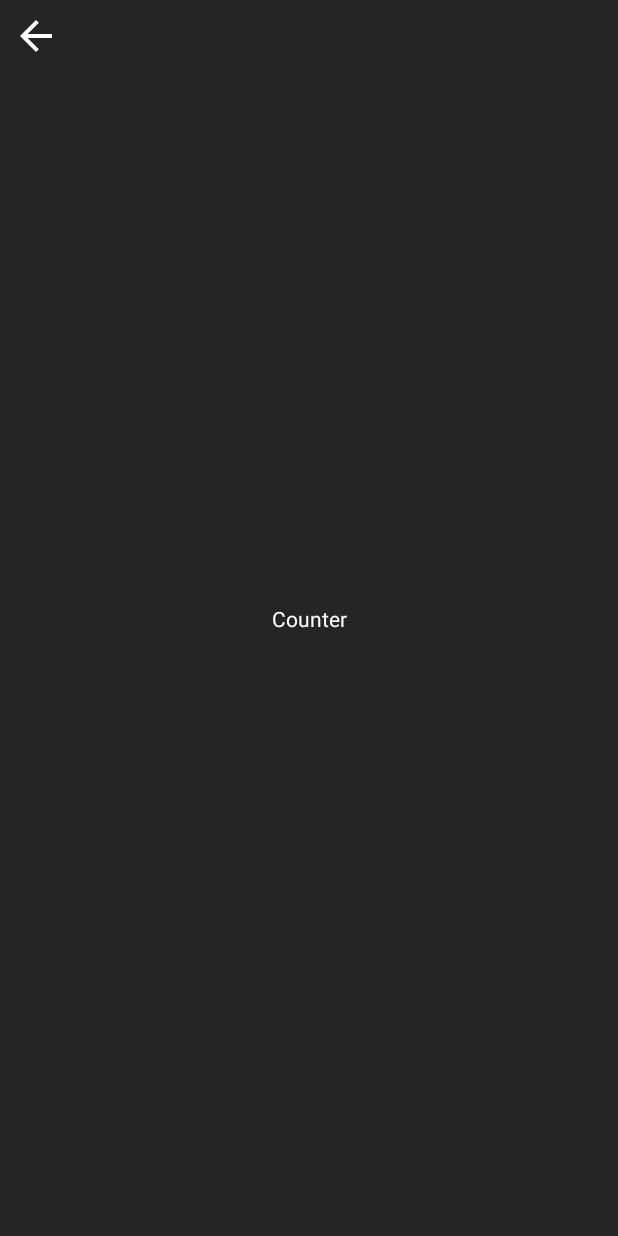
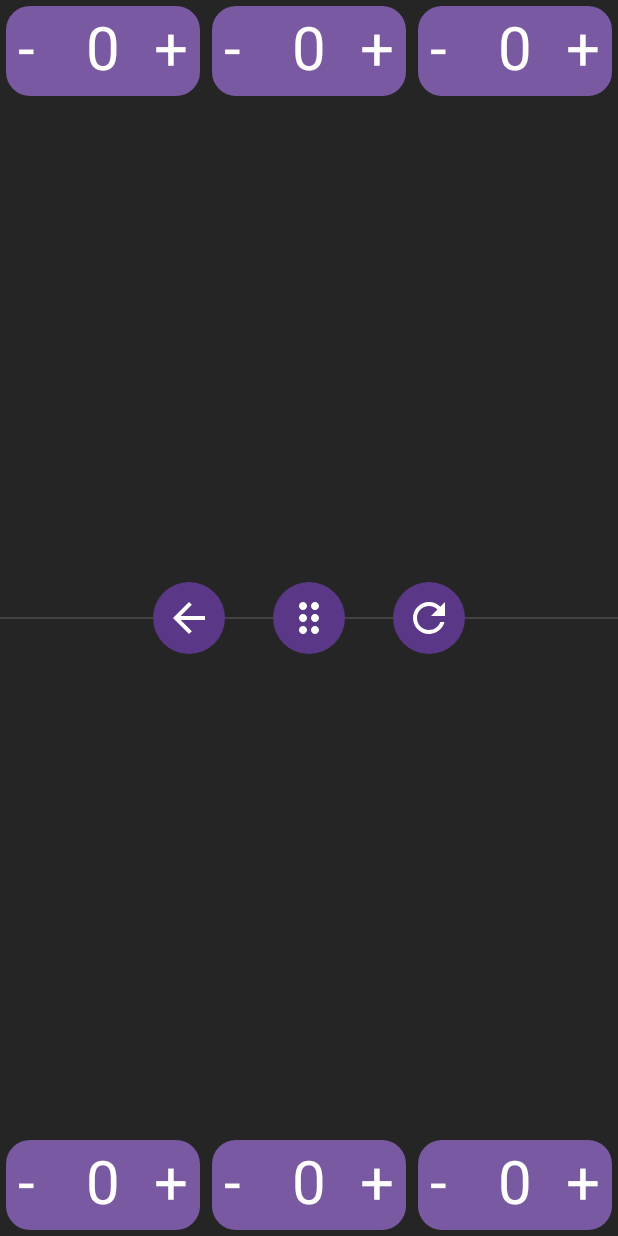
Before and after one commit to atschutz/scrybary, an Android app: the CounterFragment screen opened through its navigation route, on a phone screen of 412 x 824 dp. Before the commit the screen is almost empty. Run offline under Robolectric (Android 15) with nearby library versions, the phone set to English and light mode, and no system bars.

Commit message:
Partially created layout for counter screen. Added counter and center buttons.

```diff
--- /dev/null
+++ b/app/src/main/java/com/alexschutz/scrybary/view/CounterButton.kt
@@ -0,0 +1,32 @@
+package com.alexschutz.scrybary.view
+
+import android.content.Context
+import android.util.AttributeSet
+import android.widget.TextView
+import androidx.constraintlayout.widget.ConstraintLayout
+import com.alexschutz.scrybary.R
+
+class CounterButton(context: Context, attrs: AttributeSet) : ConstraintLayout(context, attrs) {
+
+    init {
+        inflate(context, R.layout.counter_button, this)
+
+        val number = findViewById<TextView>(R.id.number)
+        val plus = findViewById<TextView>(R.id.plus)
+        val minus = findViewById<TextView>(R.id.minus)
+
+        var value = 0
+
+        number.text = value.toString()
+
+        plus.setOnClickListener {
+            value++
+            number.text = value.toString()
+        }
+
+        minus.setOnClickListener {
+            value--
+            number.text = value.toString()
+        }
+    }
+}
--- /dev/null
+++ b/app/src/main/res/drawable/circle.xml
@@ -0,0 +1,12 @@
+<?xml version="1.0" encoding="utf-8"?>
+<shape
+    xmlns:android="http://schemas.android.com/apk/res/android"
+    android:shape="oval">
+
+    <solid
+        android:color="?colorPrimaryVariant"/>
+
+    <size
+        android:width="48dp"
+        android:height="48dp"/>
+</shape>
--- /dev/null
+++ b/app/src/main/res/drawable/ic_refresh.xml
@@ -0,0 +1,5 @@
+<vector android:height="32dp" android:tint="#FFFFFF"
+    android:viewportHeight="24" android:viewportWidth="24"
+    android:width="32dp" xmlns:android="http://schemas.android.com/apk/res/android">
+    <path android:fillColor="@android:color/white" android:pathData="M17.65,6.35C16.2,4.9 14.21,4 12,4c-4.42,0 -7.99,3.58 -7.99,8s3.57,8 7.99,8c3.73,0 6.84,-2.55 7.73,-6h-2.08c-0.82,2.33 -3.04,4 -5.65,4 -3.31,0 -6,-2.69 -6,-6s2.69,-6 6,-6c1.66,0 3.14,0.69 4.22,1.78L13,11h7V4l-2.35,2.35z"/>
+</vector>
--- /dev/null
+++ b/app/src/main/res/drawable/ic_roll.xml
@@ -0,0 +1,5 @@
+<vector android:height="32dp" android:tint="#FFFFFF"
+    android:viewportHeight="24" android:viewportWidth="24"
+    android:width="32dp" xmlns:android="http://schemas.android.com/apk/res/android">
+    <path android:fillColor="@android:color/white" android:pathData="M11,18c0,1.1 -0.9,2 -2,2s-2,-0.9 -2,-2 0.9,-2 2,-2 2,0.9 2,2zM9,10c-1.1,0 -2,0.9 -2,2s0.9,2 2,2 2,-0.9 2,-2 -0.9,-2 -2,-2zM9,4c-1.1,0 -2,0.9 -2,2s0.9,2 2,2 2,-0.9 2,-2 -0.9,-2 -2,-2zM15,8c1.1,0 2,-0.9 2,-2s-0.9,-2 -2,-2 -2,0.9 -2,2 0.9,2 2,2zM15,10c-1.1,0 -2,0.9 -2,2s0.9,2 2,2 2,-0.9 2,-2 -0.9,-2 -2,-2zM15,16c-1.1,0 -2,0.9 -2,2s0.9,2 2,2 2,-0.9 2,-2 -0.9,-2 -2,-2z"/>
+</vector>
--- /dev/null
+++ b/app/src/main/res/drawable/rectangle.xml
@@ -0,0 +1,9 @@
+<?xml version="1.0" encoding="utf-8"?>
+<shape xmlns:android="http://schemas.android.com/apk/res/android"
+    android:shape="rectangle">
+
+    <solid android:color="?colorPrimary" />
+
+    <corners android:radius="16dp" />
+
+</shape>
--- /dev/null
+++ b/app/src/main/res/layout/counter_button.xml
@@ -0,0 +1,42 @@
+<?xml version="1.0" encoding="utf-8"?>
+<androidx.constraintlayout.widget.ConstraintLayout xmlns:android="http://schemas.android.com/apk/res/android"
+    xmlns:app="http://schemas.android.com/apk/res-auto"
+    android:layout_width="match_parent"
+    android:layout_height="60dp"
+    android:background="@drawable/rectangle">
+
+    <androidx.appcompat.widget.AppCompatTextView
+        android:id="@+id/number"
+        android:layout_width="wrap_content"
+        android:layout_height="match_parent"
+        android:layout_gravity="center_horizontal"
+        android:textColor="@color/white"
+        android:textSize="40sp"
+        app:layout_constraintEnd_toEndOf="parent"
+        app:layout_constraintStart_toStartOf="parent" />
+
+    <androidx.appcompat.widget.AppCompatTextView
+        android:id="@+id/minus"
+        android:layout_width="wrap_content"
+        android:layout_height="match_parent"
+        android:layout_gravity="center_horizontal"
+        android:layout_marginStart="8dp"
+        android:layout_marginLeft="8dp"
+        android:text="@string/minus"
+        android:textColor="@color/white"
+        android:textSize="40sp"
+        app:layout_constraintStart_toStartOf="parent" />
+
+    <androidx.appcompat.widget.AppCompatTextView
+        android:id="@+id/plus"
+        android:layout_width="wrap_content"
+        android:layout_height="match_parent"
+        android:layout_gravity="center_horizontal"
+        android:layout_marginEnd="8dp"
+        android:layout_marginRight="8dp"
+        android:text="@string/plus"
+        android:textColor="@color/white"
+        android:textSize="40sp"
+        app:layout_constraintEnd_toEndOf="parent" />
+
+</androidx.constraintlayout.widget.ConstraintLayout>
--- /dev/null
+++ b/app/src/main/res/layout/counter_button_container.xml
@@ -0,0 +1,26 @@
+<?xml version="1.0" encoding="utf-8"?>
+<LinearLayout xmlns:android="http://schemas.android.com/apk/res/android"
+    android:layout_width="match_parent"
+    android:layout_height="wrap_content"
+    android:orientation="horizontal"
+    android:baselineAligned="false">
+
+    <com.alexschutz.scrybary.view.CounterButton
+        android:layout_width="0dp"
+        android:layout_height="wrap_content"
+        android:layout_weight="1"
+        android:layout_margin="4dp" />
+
+    <com.alexschutz.scrybary.view.CounterButton
+        android:layout_width="0dp"
+        android:layout_height="wrap_content"
+        android:layout_weight="1"
+        android:layout_margin="4dp" />
+
+    <com.alexschutz.scrybary.view.CounterButton
+        android:layout_width="0dp"
+        android:layout_height="wrap_content"
+        android:layout_weight="1"
+        android:layout_margin="4dp" />
+
+</LinearLayout>
--- a/app/src/main/res/layout/fragment_counter.xml
+++ b/app/src/main/res/layout/fragment_counter.xml
@@ -4,28 +4,65 @@
     android:layout_width="match_parent"
     android:layout_height="match_parent">
 
-    <TextView
-        android:id="@+id/textView"
+    <include
+        android:id="@+id/top_btn_container"
+        layout="@layout/counter_button_container"
+        android:layout_width="match_parent"
+        android:layout_height="wrap_content"
+        app:layout_constraintTop_toTopOf="parent" />
+
+    <include
+        android:id="@+id/bottom_btn_container"
+        layout="@layout/counter_button_container"
+        android:layout_width="match_parent"
+        android:layout_height="wrap_content"
+        app:layout_constraintBottom_toBottomOf="parent" />
+
+    <LinearLayout
+        android:id="@+id/divider_line"
+        android:layout_width="match_parent"
+        android:layout_height="1dp"
+        android:background="?colorOnSecondary"
+        android:orientation="horizontal"
+        app:layout_constraintBottom_toBottomOf="parent"
+        app:layout_constraintTop_toTopOf="parent" />
+
+    <LinearLayout
+        android:id="@+id/linearLayout"
         android:layout_width="wrap_content"
         android:layout_height="wrap_content"
-        android:text="Counter"
-        android:textColor="#FFFFFF"
         app:layout_constraintBottom_toBottomOf="parent"
         app:layout_constraintEnd_toEndOf="parent"
         app:layout_constraintStart_toStartOf="parent"
-        app:layout_constraintTop_toTopOf="parent" />
+        app:layout_constraintTop_toTopOf="parent">
 
         <ImageButton
             android:id="@+id/btn_back"
             android:layout_width="wrap_content"
             android:layout_height="wrap_content"
-        android:layout_marginStart="8dp"
-        android:layout_marginLeft="8dp"
-        android:layout_marginTop="8dp"
-        android:background="@null"
+            android:layout_marginEnd="32dp"
+            android:layout_marginRight="32dp"
+            android:background="@drawable/circle"
             android:contentDescription="@string/back"
-        app:layout_constraintStart_toStartOf="parent"
-        app:layout_constraintTop_toTopOf="parent"
             app:srcCompat="@drawable/ic_arrow_back" />
 
+        <ImageButton
+            android:id="@+id/btn_roll"
+            android:layout_width="wrap_content"
+            android:layout_height="wrap_content"
+            android:layout_marginEnd="32dp"
+            android:layout_marginRight="32dp"
+            android:background="@drawable/circle"
+            android:contentDescription="@string/roll"
+            app:srcCompat="@drawable/ic_roll" />
+
+        <ImageButton
+            android:id="@+id/btn_refresh"
+            android:layout_width="wrap_content"
+            android:layout_height="wrap_content"
+            android:background="@drawable/circle"
+            android:contentDescription="@string/refresh"
+            app:srcCompat="@drawable/ic_refresh" />
+
+    </LinearLayout>
 </androidx.constraintlayout.widget.ConstraintLayout>
--- /dev/null
+++ b/app/src/main/res/values/atttrs.xml
@@ -0,0 +1,4 @@
+<?xml version="1.0" encoding="utf-8"?>
+<resources>
+
+</resources>
--- a/app/src/main/res/values/strings.xml
+++ b/app/src/main/res/values/strings.xml
@@ -4,4 +4,8 @@
     <string name="library">library</string>
     <string name="dice">dice</string>
     <string name="back">back</string>
+    <string name="roll">roll</string>
+    <string name="refresh">refresh</string>
+    <string name="minus">-</string>
+    <string name="plus">+</string>
 </resources>
--- a/app/src/main/res/values/themes.xml
+++ b/app/src/main/res/values/themes.xml
@@ -8,7 +8,7 @@
         <!-- Secondary brand color. -->
         <item name="colorSecondary">#9884B2</item>
         <item name="colorSecondaryVariant">@color/teal_700</item>
-        <item name="colorOnSecondary">#FFFFFF</item>
+        <item name="colorOnSecondary">#424242</item>
         <!-- Status bar color. -->
         <item name="android:statusBarColor" tools:targetApi="l">?attr/colorPrimaryVariant</item>
         <!-- Customize your theme here. -->
```
Lines whose indentation alone changed are shown as unchanged.
